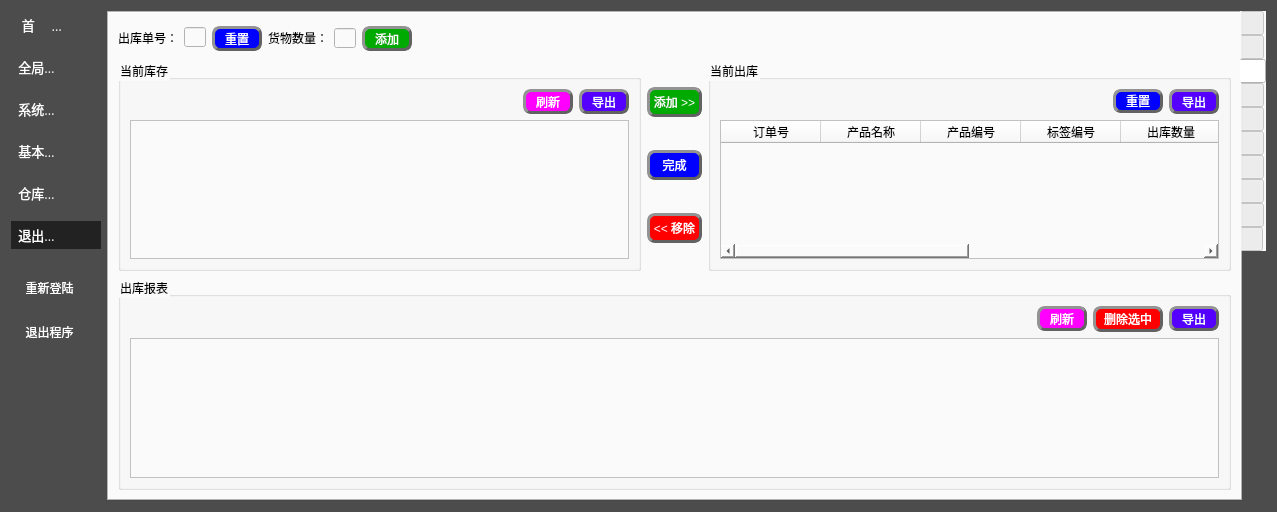
Old version of the form Deca/views/GraphicsWidget.ui in the repository summerfll/wms.
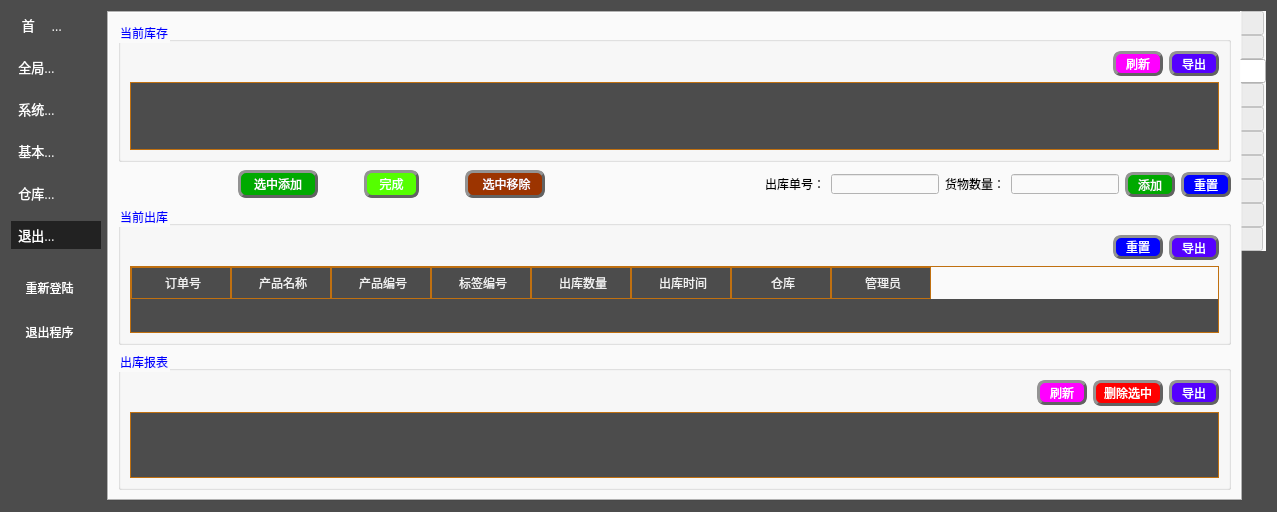
New version of the form. The open tabs and pages were chosen to show the change. Icons and pictures are not drawn. Custom widgets are drawn as their Qt base class.

Commit message: v2.14 美化剩余表格，调整出库界面

```diff
--- a/Deca/views/GraphicsWidget.ui
+++ b/Deca/views/GraphicsWidget.ui
@@ -751,6 +751,11 @@
                <height>0</height>
               </size>
              </property>
+             <property name="styleSheet">
+              <string notr="true">QGroupBox::title{
+color: rgb(0, 0, 255)
+}</string>
+             </property>
              <property name="title">
               <string>当前库存</string>
              </property>
@@ -758,9 +763,26 @@
               <item row="1" column="0" colspan="3">
                <widget class="QTableView" name="tableView_3">
                 <property name="styleSheet">
-                 <string notr="true">border-image: url(:/图片1.png);
-selection-background-color: rgb(170, 0, 127);
-font: 75 12pt &quot;微软雅黑&quot;;
+                 <string notr="true">QHeaderView::section{  
+    background: rgb(76, 76, 76);
+    color: rgb(240, 240, 240);  
+    padding-left: 4px;  
+    border: 1px solid #C07010;  
+    min-height: 30px;  
+}  /*表头*/
+QTableView{  
+    color: rgb(0, 0, 0);  
+    border: 1px solid #C07010;          /*边框颜色*/  
+    gridline-color:#C07010;             /*grid线颜色*/  
+    background-color: rgb(76, 76, 76); 
+    alternate-background-color: rgb(200, 200, 200); /*行交替颜色*/  
+    selection-background-color: rgb(130, 190, 100); /*选中行背景颜色*/  
+}  
+  
+QTableView::item:!alternate:!selected{  
+    background-color: rgb(220, 220, 220);    /*交替行的另一颜色*/  
+}  
+
 </string>
                 </property>
                </widget>
@@ -852,206 +874,491 @@
              </layout>
             </widget>
            </item>
+          </layout>
+         </item>
+         <item>
+          <layout class="QHBoxLayout" name="horizontalLayout_30">
            <item>
-            <layout class="QVBoxLayout" name="verticalLayout_3">
-             <item>
-              <widget class="QPushButton" name="pushButton_15">
-               <property name="minimumSize">
-                <size>
-                 <width>55</width>
-                 <height>30</height>
-                </size>
-               </property>
-               <property name="maximumSize">
-                <size>
-                 <width>55</width>
-                 <height>30</height>
-                </size>
-               </property>
-               <property name="styleSheet">
-                <string notr="true">QPushButton{
-font: 75 10pt &quot;微软雅黑&quot;;
-color:rgb(255, 255, 255);
-background-color: rgb(0, 170, 0);
-border-radius: 8px;
-border: 3px groove rgb(98, 98, 98);
-border-style: outset;
-}
-QPushButton:pressed{
-border-style: inset;
-}
-QPushButton:hover{
-background-color:rgb(255, 170, 0);
-}
-
-</string>
-               </property>
-               <property name="text">
-                <string>添加 &gt;&gt;</string>
-               </property>
-              </widget>
-             </item>
-             <item>
-              <widget class="QPushButton" name="pushButton_19">
-               <property name="minimumSize">
-                <size>
-                 <width>55</width>
-                 <height>30</height>
-                </size>
-               </property>
-               <property name="maximumSize">
-                <size>
-                 <width>55</width>
-                 <height>30</height>
-                </size>
-               </property>
-               <property name="styleSheet">
-                <string notr="true">QPushButton{
-font: 75 10pt &quot;微软雅黑&quot;;
-color:rgb(255, 255, 255);
-background-color:rgb(0, 0, 255);
-border-radius: 8px;
-border: 3px groove rgb(98, 98, 98);
-border-style: outset;
-}
-QPushButton:pressed{
-border-style: inset;
-}
-QPushButton:hover{
-background-color:rgb(255, 170, 0);
-}
-
-</string>
-               </property>
-               <property name="text">
-                <string>完成</string>
-               </property>
-              </widget>
-             </item>
-             <item>
-              <widget class="QPushButton" name="pushButton_16">
-               <property name="minimumSize">
-                <size>
-                 <width>55</width>
-                 <height>30</height>
-                </size>
-               </property>
-               <property name="maximumSize">
-                <size>
-                 <width>55</width>
-                 <height>30</height>
-                </size>
-               </property>
-               <property name="styleSheet">
-                <string notr="true">QPushButton{
-font: 75 10pt &quot;微软雅黑&quot;;
-color:rgb(255, 255, 255);
-background-color:rgb(255, 0, 0);
-border-radius: 8px;
-border: 3px groove rgb(98, 98, 98);
-border-style: outset;
-}
-QPushButton:pressed{
-border-style: inset;
-}
-QPushButton:hover{
-background-color:rgb(255, 170, 0);
-}
-
-</string>
-               </property>
-               <property name="text">
-                <string>&lt;&lt; 移除</string>
-               </property>
-              </widget>
-             </item>
-            </layout>
-           </item>
-           <item>
-            <widget class="QGroupBox" name="groupBox_2">
-             <property name="title">
-              <string>当前出库</string>
+            <layout class="QHBoxLayout" name="horizontalLayout_8">
+             <property name="topMargin">
+              <number>0</number>
              </property>
-             <layout class="QGridLayout" name="gridLayout_5">
-              <item row="1" column="0" colspan="3">
-               <widget class="QTableWidget" name="tableWidget_4">
-                <property name="whatsThis">
-                 <string>&lt;html&gt;&lt;head/&gt;&lt;body&gt;&lt;p&gt;v规划局规划局&lt;/p&gt;&lt;/body&gt;&lt;/html&gt;</string>
-                </property>
-                <property name="styleSheet">
-                 <string notr="true">border-image: url(:/图片2.png);
-selection-background-color: rgb(170, 0, 127);
-font: 75 12pt &quot;微软雅黑&quot;;
+             <item>
+              <layout class="QVBoxLayout" name="verticalLayout_5">
+               <item>
+                <layout class="QHBoxLayout" name="horizontalLayout_6">
+                 <item>
+                  <spacer name="horizontalSpacer_3">
+                   <property name="orientation">
+                    <enum>Qt::Horizontal</enum>
+                   </property>
+                   <property name="sizeHint" stdset="0">
+                    <size>
+                     <width>120</width>
+                     <height>20</height>
+                    </size>
+                   </property>
+                  </spacer>
+                 </item>
+                 <item>
+                  <widget class="QPushButton" name="pushButton_15">
+                   <property name="minimumSize">
+                    <size>
+                     <width>80</width>
+                     <height>28</height>
+                    </size>
+                   </property>
+                   <property name="maximumSize">
+                    <size>
+                     <width>70</width>
+                     <height>28</height>
+                    </size>
+                   </property>
+                   <property name="styleSheet">
+                    <string notr="true">QPushButton{
+font: 75 10pt &quot;微软雅黑&quot;;
+color:rgb(255, 255, 255);
+background-color: rgb(0, 170, 0);
+border-radius: 8px;
+border: 3px groove rgb(98, 98, 98);
+border-style: outset;
+}
+QPushButton:pressed{
+border-style: inset;
+}
+QPushButton:hover{
+background-color:rgb(255, 170, 0);
+}
+
 </string>
-                </property>
-                <column>
-                 <property name="text">
-                  <string>订单号</string>
+                   </property>
+                   <property name="text">
+                    <string>选中添加</string>
+                   </property>
+                   <property name="icon">
+                    <iconset>
+                     <disabledon>:/qt 图标/更新图标/sign-down-icon.png</disabledon>
+                    </iconset>
+                   </property>
+                  </widget>
+                 </item>
+                 <item>
+                  <spacer name="horizontalSpacer_10">
+                   <property name="orientation">
+                    <enum>Qt::Horizontal</enum>
+                   </property>
+                   <property name="sizeHint" stdset="0">
+                    <size>
+                     <width>40</width>
+                     <height>20</height>
+                    </size>
+                   </property>
+                  </spacer>
+                 </item>
+                 <item>
+                  <widget class="QPushButton" name="pushButton_19">
+                   <property name="minimumSize">
+                    <size>
+                     <width>55</width>
+                     <height>28</height>
+                    </size>
+                   </property>
+                   <property name="maximumSize">
+                    <size>
+                     <width>55</width>
+                     <height>28</height>
+                    </size>
+                   </property>
+                   <property name="styleSheet">
+                    <string notr="true">QPushButton{
+font: 75 10pt &quot;微软雅黑&quot;;
+color:rgb(255, 255, 255);
+background-color:rgb(85, 255, 0);
+border-radius: 8px;
+border: 3px groove rgb(98, 98, 98);
+border-style: outset;
+}
+QPushButton:pressed{
+border-style: inset;
+}
+QPushButton:hover{
+background-color:rgb(255, 170, 0);
+}
+
+</string>
+                   </property>
+                   <property name="text">
+                    <string>完成</string>
+                   </property>
+                  </widget>
+                 </item>
+                 <item>
+                  <spacer name="horizontalSpacer_18">
+                   <property name="orientation">
+                    <enum>Qt::Horizontal</enum>
+                   </property>
+                   <property name="sizeHint" stdset="0">
+                    <size>
+                     <width>40</width>
+                     <height>20</height>
+                    </size>
+                   </property>
+                  </spacer>
+                 </item>
+                 <item>
+                  <widget class="QPushButton" name="pushButton_16">
+                   <property name="minimumSize">
+                    <size>
+                     <width>80</width>
+                     <height>28</height>
+                    </size>
+                   </property>
+                   <property name="maximumSize">
+                    <size>
+                     <width>80</width>
+                     <height>28</height>
+                    </size>
+                   </property>
+                   <property name="styleSheet">
+                    <string notr="true">QPushButton{
+font: 75 10pt &quot;微软雅黑&quot;;
+color:rgb(255, 255, 255);
+background-color:rgb(156, 52, 0);
+border-radius: 8px;
+border: 3px groove rgb(98, 98, 98);
+border-style: outset;
+}
+QPushButton:pressed{
+border-style: inset;
+}
+QPushButton:hover{
+background-color:rgb(255, 170, 0);
+}
+
+</string>
+                   </property>
+                   <property name="text">
+                    <string> 选中移除</string>
+                   </property>
+                   <property name="icon">
+                    <iconset>
+                     <activeoff>:/qt 图标/更新图标/sign-up-icon.png</activeoff>
+                     <activeon>:/qt 图标/更新图标/updater.png</activeon>
+                    </iconset>
+                   </property>
+                  </widget>
+                 </item>
+                 <item>
+                  <spacer name="horizontalSpacer_9">
+                   <property name="orientation">
+                    <enum>Qt::Horizontal</enum>
+                   </property>
+                   <property name="sizeHint" stdset="0">
+                    <size>
+                     <width>40</width>
+                     <height>20</height>
+                    </size>
+                   </property>
+                  </spacer>
+                 </item>
+                </layout>
+               </item>
+              </layout>
+             </item>
+             <item>
+              <spacer name="horizontalSpacer_19">
+               <property name="orientation">
+                <enum>Qt::Horizontal</enum>
+               </property>
+               <property name="sizeHint" stdset="0">
+                <size>
+                 <width>40</width>
+                 <height>20</height>
+                </size>
+               </property>
+              </spacer>
+             </item>
+             <item>
+              <layout class="QHBoxLayout" name="horizontalLayout_7">
+               <item>
+                <widget class="QLabel" name="label_3">
+                 <property name="maximumSize">
+                  <size>
+                   <width>60</width>
+                   <height>23</height>
+                  </size>
                  </property>
-                </column>
-                <column>
                  <property name="text">
-                  <string>产品名称</string>
+                  <string>出库单号：</string>
                  </property>
-                </column>
-                <column>
-                 <property name="text">
-                  <string>产品编号</string>
+                </widget>
+               </item>
+               <item>
+                <widget class="QLineEdit" name="lineEdit_3">
+                 <property name="maximumSize">
+                  <size>
+                   <width>137</width>
+                   <height>20</height>
+                  </size>
                  </property>
-                </column>
-                <column>
-                 <property name="text">
-                  <string>标签编号</string>
+                </widget>
+               </item>
+               <item>
+                <widget class="QLabel" name="label_4">
+                 <property name="maximumSize">
+                  <size>
+                   <width>60</width>
+                   <height>23</height>
+                  </size>
                  </property>
-                </column>
-                <column>
                  <property name="text">
-                  <string>出库数量</string>
+                  <string>货物数量：</string>
                  </property>
-                </column>
-                <column>
-                 <property name="text">
-                  <string>出库时间</string>
+                </widget>
+               </item>
+               <item>
+                <widget class="QLineEdit" name="lineEdit_4">
+                 <property name="maximumSize">
+                  <size>
+                   <width>137</width>
+                   <height>20</height>
+                  </size>
                  </property>
-                </column>
-                <column>
+                </widget>
+               </item>
+               <item>
+                <widget class="QPushButton" name="pushButton_18">
+                 <property name="minimumSize">
+                  <size>
+                   <width>50</width>
+                   <height>25</height>
+                  </size>
+                 </property>
+                 <property name="maximumSize">
+                  <size>
+                   <width>75</width>
+                   <height>23</height>
+                  </size>
+                 </property>
+                 <property name="styleSheet">
+                  <string notr="true">QPushButton{
+font: 75 10pt &quot;微软雅黑&quot;;
+color:rgb(255, 255, 255);
+background-color: rgb(0, 170, 0);
+border-radius: 8px;
+border: 3px groove rgb(98, 98, 98);
+border-style: outset;
+}
+QPushButton:pressed{
+border-style: inset;
+}
+QPushButton:hover{
+background-color:rgb(255, 170, 0);
+}
+
+</string>
+                 </property>
                  <property name="text">
-                  <string>仓库</string>
+                  <string>添加</string>
                  </property>
-                </column>
-                <column>
+                </widget>
+               </item>
+               <item>
+                <widget class="QPushButton" name="pushButton_17">
+                 <property name="minimumSize">
+                  <size>
+                   <width>50</width>
+                   <height>25</height>
+                  </size>
+                 </property>
+                 <property name="maximumSize">
+                  <size>
+                   <width>75</width>
+                   <height>23</height>
+                  </size>
+                 </property>
+                 <property name="styleSheet">
+                  <string notr="true">QPushButton{
+font: 75 10pt &quot;微软雅黑&quot;;
+color:rgb(255, 255, 255);
+background-color:rgb(0, 0, 255);
+border-radius: 8px;
+border: 3px groove rgb(98, 98, 98);
+border-style: outset;
+}
+QPushButton:pressed{
+border-style: inset;
+}
+QPushButton:hover{
+background-color:rgb(255, 170, 0);
+}
+
+</string>
+                 </property>
                  <property name="text">
-                  <string>管理员</string>
+                  <string>重置</string>
                  </property>
-                </column>
-               </widget>
-              </item>
-              <item row="0" column="0">
-               <spacer name="horizontalSpacer_7">
-                <property name="orientation">
-                 <enum>Qt::Horizontal</enum>
-                </property>
-                <property name="sizeHint" stdset="0">
-                 <size>
-                  <width>40</width>
-                  <height>0</height>
-                 </size>
-                </property>
-               </spacer>
-              </item>
-              <item row="0" column="1">
-               <widget class="QPushButton" name="pushButton_23">
-                <property name="minimumSize">
-                 <size>
-                  <width>50</width>
-                  <height>23</height>
-                 </size>
-                </property>
-                <property name="toolTip">
-                 <string>&lt;html&gt;&lt;head/&gt;&lt;body&gt;&lt;p&gt;重置&lt;/p&gt;&lt;/body&gt;&lt;/html&gt;</string>
-                </property>
-                <property name="styleSheet">
-                 <string notr="true">QPushButton{
+                </widget>
+               </item>
+              </layout>
+             </item>
+             <item>
+              <layout class="QHBoxLayout" name="horizontalLayout_22">
+               <property name="leftMargin">
+                <number>0</number>
+               </property>
+               <property name="topMargin">
+                <number>30</number>
+               </property>
+               <property name="bottomMargin">
+                <number>0</number>
+               </property>
+              </layout>
+             </item>
+             <item>
+              <layout class="QHBoxLayout" name="horizontalLayout_23">
+               <property name="leftMargin">
+                <number>0</number>
+               </property>
+               <property name="topMargin">
+                <number>32</number>
+               </property>
+              </layout>
+             </item>
+            </layout>
+           </item>
+          </layout>
+         </item>
+         <item>
+          <widget class="QGroupBox" name="groupBox_2">
+           <property name="styleSheet">
+            <string notr="true">QGroupBox::title{
+color: rgb(0, 0, 255)
+}</string>
+           </property>
+           <property name="title">
+            <string>当前出库</string>
+           </property>
+           <layout class="QGridLayout" name="gridLayout_5">
+            <item row="1" column="0" colspan="3">
+             <widget class="QTableWidget" name="tableWidget_4">
+              <property name="whatsThis">
+               <string>&lt;html&gt;&lt;head/&gt;&lt;body&gt;&lt;p&gt;v规划局规划局&lt;/p&gt;&lt;/body&gt;&lt;/html&gt;</string>
+              </property>
+              <property name="styleSheet">
+               <string notr="true">QHeaderView::section{  
+    background: rgb(76, 76, 76);
+    color: rgb(240, 240, 240);  
+    padding-left: 4px;  
+    border: 1px solid #C07010;  
+    min-height: 30px;  
+}  /*表头*/
+QTableView{  
+    color: rgb(0, 0, 0);  
+    border: 1px solid #C07010;          /*边框颜色*/  
+    gridline-color:#C07010;             /*grid线颜色*/  
+    background-color: rgb(76, 76, 76); 
+    alternate-background-color: rgb(200, 200, 200); /*行交替颜色*/  
+    selection-background-color: rgb(130, 190, 100); /*选中行背景颜色*/  
+}  
+  
+QTableView::item:!alternate:!selected{  
+    background-color: rgb(220, 220, 220);    /*交替行的另一颜色*/  
+}  
+</string>
+              </property>
+              <column>
+               <property name="text">
+                <string>订单号</string>
+               </property>
+               <property name="textAlignment">
+                <set>AlignCenter</set>
+               </property>
+              </column>
+              <column>
+               <property name="text">
+                <string>产品名称</string>
+               </property>
+               <property name="textAlignment">
+                <set>AlignCenter</set>
+               </property>
+              </column>
+              <column>
+               <property name="text">
+                <string>产品编号</string>
+               </property>
+               <property name="textAlignment">
+                <set>AlignCenter</set>
+               </property>
+              </column>
+              <column>
+               <property name="text">
+                <string>标签编号</string>
+               </property>
+               <property name="textAlignment">
+                <set>AlignCenter</set>
+               </property>
+              </column>
+              <column>
+               <property name="text">
+                <string>出库数量</string>
+               </property>
+               <property name="textAlignment">
+                <set>AlignCenter</set>
+               </property>
+              </column>
+              <column>
+               <property name="text">
+                <string>出库时间</string>
+               </property>
+               <property name="textAlignment">
+                <set>AlignCenter</set>
+               </property>
+              </column>
+              <column>
+               <property name="text">
+                <string>仓库</string>
+               </property>
+               <property name="textAlignment">
+                <set>AlignCenter</set>
+               </property>
+              </column>
+              <column>
+               <property name="text">
+                <string>管理员</string>
+               </property>
+               <property name="textAlignment">
+                <set>AlignCenter</set>
+               </property>
+              </column>
+             </widget>
+            </item>
+            <item row="0" column="0">
+             <spacer name="horizontalSpacer_7">
+              <property name="orientation">
+               <enum>Qt::Horizontal</enum>
+              </property>
+              <property name="sizeHint" stdset="0">
+               <size>
+                <width>40</width>
+                <height>0</height>
+               </size>
+              </property>
+             </spacer>
+            </item>
+            <item row="0" column="1">
+             <widget class="QPushButton" name="pushButton_23">
+              <property name="minimumSize">
+               <size>
+                <width>50</width>
+                <height>23</height>
+               </size>
+              </property>
+              <property name="toolTip">
+               <string>&lt;html&gt;&lt;head/&gt;&lt;body&gt;&lt;p&gt;重置&lt;/p&gt;&lt;/body&gt;&lt;/html&gt;</string>
+              </property>
+              <property name="styleSheet">
+               <string notr="true">QPushButton{
 font: 75 10pt &quot;微软雅黑&quot;;
 color:rgb(255, 255, 255);
 background-color:rgb(0, 0, 255);
@@ -1067,28 +1374,28 @@
 }
 
 </string>
-                </property>
-                <property name="text">
-                 <string>重置</string>
-                </property>
-               </widget>
-              </item>
-              <item row="0" column="2">
-               <widget class="QPushButton" name="pushButton_20">
-                <property name="minimumSize">
-                 <size>
-                  <width>50</width>
-                  <height>25</height>
-                 </size>
-                </property>
-                <property name="toolTip">
-                 <string>&lt;html&gt;&lt;head/&gt;&lt;body&gt;&lt;p&gt;&lt;br/&gt;&lt;/p&gt;&lt;/body&gt;&lt;/html&gt;</string>
-                </property>
-                <property name="whatsThis">
-                 <string notr="true">&lt;html&gt;&lt;head/&gt;&lt;body&gt;&lt;p&gt;&lt;br/&gt;&lt;/p&gt;&lt;/body&gt;&lt;/html&gt;</string>
-                </property>
-                <property name="styleSheet">
-                 <string notr="true">QPushButton{
+              </property>
+              <property name="text">
+               <string>重置</string>
+              </property>
+             </widget>
+            </item>
+            <item row="0" column="2">
+             <widget class="QPushButton" name="pushButton_20">
+              <property name="minimumSize">
+               <size>
+                <width>50</width>
+                <height>25</height>
+               </size>
+              </property>
+              <property name="toolTip">
+               <string>&lt;html&gt;&lt;head/&gt;&lt;body&gt;&lt;p&gt;&lt;br/&gt;&lt;/p&gt;&lt;/body&gt;&lt;/html&gt;</string>
+              </property>
+              <property name="whatsThis">
+               <string notr="true">&lt;html&gt;&lt;head/&gt;&lt;body&gt;&lt;p&gt;&lt;br/&gt;&lt;/p&gt;&lt;/body&gt;&lt;/html&gt;</string>
+              </property>
+              <property name="styleSheet">
+               <string notr="true">QPushButton{
 font: 75 10pt &quot;微软雅黑&quot;;
 color:rgb(255, 255, 255);
 background-color:rgb(85, 0, 255);
@@ -1104,16 +1411,14 @@
 }
 
 </string>
-                </property>
-                <property name="text">
-                 <string>导出</string>
-                </property>
-               </widget>
-              </item>
-             </layout>
-            </widget>
-           </item>
-          </layout>
+              </property>
+              <property name="text">
+               <string>导出</string>
+              </property>
+             </widget>
+            </item>
+           </layout>
+          </widget>
          </item>
          <item>
           <layout class="QHBoxLayout" name="horizontalLayout_12">
@@ -1124,6 +1429,11 @@
          </item>
          <item>
           <widget class="QGroupBox" name="groupBox_3">
+           <property name="styleSheet">
+            <string notr="true">QGroupBox::title{
+color: rgb(0, 0, 255)
+}</string>
+           </property>
            <property name="title">
             <string>出库报表</string>
            </property>
@@ -1212,9 +1522,25 @@
             <item row="2" column="0" colspan="4">
              <widget class="QTableView" name="tableView_5">
               <property name="styleSheet">
-               <string notr="true">border-image: url(:/icons/出库.png);
-selection-background-color: rgb(170, 0, 127);
-font: 75 12pt &quot;微软雅黑&quot;;
+               <string notr="true">QHeaderView::section{  
+    background: rgb(76, 76, 76);
+    color: rgb(240, 240, 240);  
+    padding-left: 4px;  
+    border: 1px solid #C07010;  
+    min-height: 30px;  
+}  /*表头*/
+QTableView{  
+    color: rgb(0, 0, 0);  
+    border: 1px solid #C07010;          /*边框颜色*/  
+    gridline-color:#C07010;             /*grid线颜色*/  
+    background-color: rgb(76, 76, 76); 
+    alternate-background-color: rgb(200, 200, 200); /*行交替颜色*/  
+    selection-background-color: rgb(130, 190, 100); /*选中行背景颜色*/  
+}  
+  
+QTableView::item:!alternate:!selected{  
+    background-color: rgb(220, 220, 220);    /*交替行的另一颜色*/  
+}  
 </string>
               </property>
              </widget>
@@ -1255,207 +1581,6 @@
          </item>
         </layout>
        </item>
-       <item row="0" column="0">
-        <layout class="QHBoxLayout" name="horizontalLayout_8">
-         <property name="topMargin">
-          <number>0</number>
-         </property>
-         <item>
-          <layout class="QVBoxLayout" name="verticalLayout_5">
-           <item>
-            <layout class="QHBoxLayout" name="horizontalLayout_6">
-             <item>
-              <widget class="QLabel" name="label_3">
-               <property name="maximumSize">
-                <size>
-                 <width>60</width>
-                 <height>23</height>
-                </size>
-               </property>
-               <property name="text">
-                <string>出库单号：</string>
-               </property>
-              </widget>
-             </item>
-             <item>
-              <widget class="QLineEdit" name="lineEdit_3">
-               <property name="maximumSize">
-                <size>
-                 <width>137</width>
-                 <height>20</height>
-                </size>
-               </property>
-              </widget>
-             </item>
-             <item>
-              <widget class="QPushButton" name="pushButton_17">
-               <property name="minimumSize">
-                <size>
-                 <width>50</width>
-                 <height>25</height>
-                </size>
-               </property>
-               <property name="maximumSize">
-                <size>
-                 <width>75</width>
-                 <height>23</height>
-                </size>
-               </property>
-               <property name="styleSheet">
-                <string notr="true">QPushButton{
-font: 75 10pt &quot;微软雅黑&quot;;
-color:rgb(255, 255, 255);
-background-color:rgb(0, 0, 255);
-border-radius: 8px;
-border: 3px groove rgb(98, 98, 98);
-border-style: outset;
-}
-QPushButton:pressed{
-border-style: inset;
-}
-QPushButton:hover{
-background-color:rgb(255, 170, 0);
-}
-
-</string>
-               </property>
-               <property name="text">
-                <string>重置</string>
-               </property>
-              </widget>
-             </item>
-            </layout>
-           </item>
-          </layout>
-         </item>
-         <item>
-          <layout class="QHBoxLayout" name="horizontalLayout_7">
-           <item>
-            <widget class="QLabel" name="label_4">
-             <property name="maximumSize">
-              <size>
-               <width>60</width>
-               <height>23</height>
-              </size>
-             </property>
-             <property name="text">
-              <string>货物数量：</string>
-             </property>
-            </widget>
-           </item>
-           <item>
-            <widget class="QLineEdit" name="lineEdit_4">
-             <property name="maximumSize">
-              <size>
-               <width>137</width>
-               <height>20</height>
-              </size>
-             </property>
-            </widget>
-           </item>
-           <item>
-            <widget class="QPushButton" name="pushButton_18">
-             <property name="minimumSize">
-              <size>
-               <width>50</width>
-               <height>25</height>
-              </size>
-             </property>
-             <property name="maximumSize">
-              <size>
-               <width>75</width>
-               <height>23</height>
-              </size>
-             </property>
-             <property name="styleSheet">
-              <string notr="true">QPushButton{
-font: 75 10pt &quot;微软雅黑&quot;;
-color:rgb(255, 255, 255);
-background-color: rgb(0, 170, 0);
-border-radius: 8px;
-border: 3px groove rgb(98, 98, 98);
-border-style: outset;
-}
-QPushButton:pressed{
-border-style: inset;
-}
-QPushButton:hover{
-background-color:rgb(255, 170, 0);
-}
-
-</string>
-             </property>
-             <property name="text">
-              <string>添加</string>
-             </property>
-            </widget>
-           </item>
-          </layout>
-         </item>
-         <item>
-          <spacer name="horizontalSpacer_9">
-           <property name="orientation">
-            <enum>Qt::Horizontal</enum>
-           </property>
-           <property name="sizeHint" stdset="0">
-            <size>
-             <width>450</width>
-             <height>0</height>
-            </size>
-           </property>
-          </spacer>
-         </item>
-         <item>
-          <layout class="QHBoxLayout" name="horizontalLayout_22">
-           <property name="leftMargin">
-            <number>0</number>
-           </property>
-           <property name="topMargin">
-            <number>30</number>
-           </property>
-           <property name="bottomMargin">
-            <number>0</number>
-           </property>
-          </layout>
-         </item>
-         <item>
-          <spacer name="horizontalSpacer_10">
-           <property name="orientation">
-            <enum>Qt::Horizontal</enum>
-           </property>
-           <property name="sizeHint" stdset="0">
-            <size>
-             <width>700</width>
-             <height>0</height>
-            </size>
-           </property>
-          </spacer>
-         </item>
-         <item>
-          <layout class="QHBoxLayout" name="horizontalLayout_23">
-           <property name="leftMargin">
-            <number>0</number>
-           </property>
-           <property name="topMargin">
-            <number>32</number>
-           </property>
-          </layout>
-         </item>
-         <item>
-          <spacer name="horizontalSpacer_3">
-           <property name="orientation">
-            <enum>Qt::Horizontal</enum>
-           </property>
-           <property name="sizeHint" stdset="0">
-            <size>
-             <width>30</width>
-             <height>20</height>
-            </size>
-           </property>
-          </spacer>
-         </item>
-        </layout>
-       </item>
       </layout>
      </widget>
      <widget class="QWidget" name="tab_5">
```
Left out of the diff: 1732 changed lines with no effect on the pictures. The commit also changes 10 other files.
